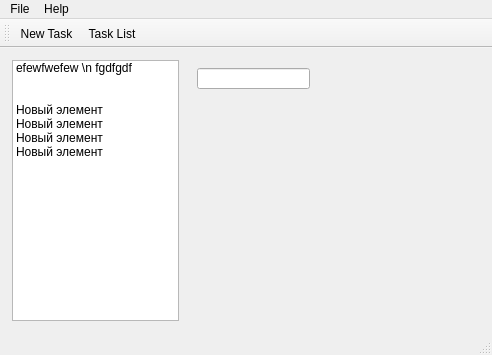
Old version of the form ui/mediasitedownloder.ui in the repository pussbb/QMediaSiteDownloader.
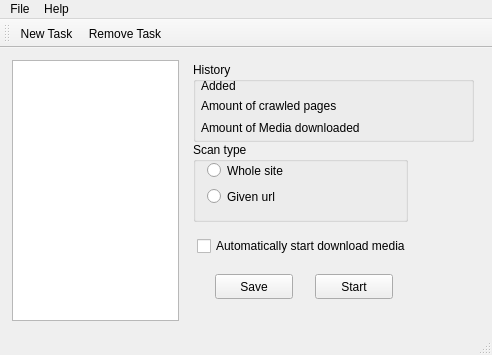
New version of the form. Icons and pictures are not drawn.

Commit message: main page ui

Patch:
```diff
--- a/ui/mediasitedownloder.ui
+++ b/ui/mediasitedownloder.ui
@@ -37,33 +37,6 @@
             <height>253</height>
            </size>
           </property>
-          <item>
-           <property name="text">
-            <string>efewfwefew \n fgdfgdf
-
-</string>
-           </property>
-          </item>
-          <item>
-           <property name="text">
-            <string>Новый элемент</string>
-           </property>
-          </item>
-          <item>
-           <property name="text">
-            <string>Новый элемент</string>
-           </property>
-          </item>
-          <item>
-           <property name="text">
-            <string>Новый элемент</string>
-           </property>
-          </item>
-          <item>
-           <property name="text">
-            <string>Новый элемент</string>
-           </property>
-          </item>
          </widget>
         </item>
         <item row="0" column="1">
@@ -74,14 +47,173 @@
             <height>253</height>
            </size>
           </property>
-          <widget class="QLineEdit" name="lineEdit">
+          <widget class="QGroupBox" name="scantype">
+           <property name="geometry">
+            <rect>
+             <x>8</x>
+             <y>82</y>
+             <width>215</width>
+             <height>80</height>
+            </rect>
+           </property>
+           <property name="title">
+            <string>Scan type</string>
+           </property>
+           <widget class="QRadioButton" name="scansite">
+            <property name="geometry">
+             <rect>
+              <x>14</x>
+              <y>18</y>
+              <width>189</width>
+              <height>21</height>
+             </rect>
+            </property>
+            <property name="text">
+             <string>Whole site</string>
+            </property>
+           </widget>
+           <widget class="QRadioButton" name="scanurl">
+            <property name="geometry">
+             <rect>
+              <x>14</x>
+              <y>44</y>
+              <width>187</width>
+              <height>21</height>
+             </rect>
+            </property>
+            <property name="text">
+             <string>Given url</string>
+            </property>
+           </widget>
+          </widget>
+          <widget class="QGroupBox" name="info">
+           <property name="geometry">
+            <rect>
+             <x>8</x>
+             <y>2</y>
+             <width>281</width>
+             <height>80</height>
+            </rect>
+           </property>
+           <property name="title">
+            <string>History</string>
+           </property>
+           <widget class="QLabel" name="label">
+            <property name="geometry">
+             <rect>
+              <x>8</x>
+              <y>16</y>
+              <width>65</width>
+              <height>16</height>
+             </rect>
+            </property>
+            <property name="text">
+             <string>Added</string>
+            </property>
+           </widget>
+           <widget class="QLabel" name="date_added">
+            <property name="geometry">
+             <rect>
+              <x>54</x>
+              <y>16</y>
+              <width>91</width>
+              <height>16</height>
+             </rect>
+            </property>
+            <property name="text">
+             <string>                </string>
+            </property>
+           </widget>
+           <widget class="QLabel" name="label_2">
+            <property name="geometry">
+             <rect>
+              <x>8</x>
+              <y>36</y>
+              <width>173</width>
+              <height>16</height>
+             </rect>
+            </property>
+            <property name="text">
+             <string>Amount of crawled pages</string>
+            </property>
+           </widget>
+           <widget class="QLabel" name="label_3">
+            <property name="geometry">
+             <rect>
+              <x>8</x>
+              <y>58</y>
+              <width>181</width>
+              <height>16</height>
+             </rect>
+            </property>
+            <property name="text">
+             <string>Amount of Media downloaded</string>
+            </property>
+           </widget>
+           <widget class="QLabel" name="pages_crawled">
+            <property name="geometry">
+             <rect>
+              <x>188</x>
+              <y>34</y>
+              <width>81</width>
+              <height>16</height>
+             </rect>
+            </property>
+            <property name="text">
+             <string>                           </string>
+            </property>
+           </widget>
+           <widget class="QLabel" name="mediadowned">
+            <property name="geometry">
+             <rect>
+              <x>220</x>
+              <y>58</y>
+              <width>56</width>
+              <height>15</height>
+             </rect>
+            </property>
+            <property name="text">
+             <string>                      </string>
+            </property>
+           </widget>
+          </widget>
+          <widget class="QCheckBox" name="autostartdown">
            <property name="geometry">
             <rect>
              <x>12</x>
-             <y>8</y>
-             <width>113</width>
-             <height>21</height>
+             <y>176</y>
+             <width>283</width>
+             <height>20</height>
             </rect>
+           </property>
+           <property name="text">
+            <string>Automatically start download media</string>
+           </property>
+          </widget>
+          <widget class="QPushButton" name="save_task_settings">
+           <property name="geometry">
+            <rect>
+             <x>30</x>
+             <y>214</y>
+             <width>78</width>
+             <height>25</height>
+            </rect>
+           </property>
+           <property name="text">
+            <string>Save</string>
+           </property>
+          </widget>
+          <widget class="QPushButton" name="startscan">
+           <property name="geometry">
+            <rect>
+             <x>130</x>
+             <y>214</y>
+             <width>78</width>
+             <height>25</height>
+            </rect>
+           </property>
+           <property name="text">
+            <string>Start</string>
            </property>
           </widget>
          </widget>
@@ -127,7 +259,7 @@
     <bool>false</bool>
    </attribute>
    <addaction name="actionNew_Task"/>
-   <addaction name="actionTask_List"/>
+   <addaction name="actionRemove_Task"/>
   </widget>
   <widget class="QStatusBar" name="statusBar"/>
   <action name="actionExit">
@@ -161,13 +293,13 @@
     <string>New Task</string>
    </property>
   </action>
-  <action name="actionTask_List">
+  <action name="actionRemove_Task">
    <property name="icon">
     <iconset resource="../resource/qmsd_main.qrc">
-     <normaloff>:/toolbar/task_ico</normaloff>:/toolbar/task_ico</iconset>
+     <normaloff>:/toolbar/Symbol-Restricted.png</normaloff>:/toolbar/Symbol-Restricted.png</iconset>
    </property>
    <property name="text">
-    <string>Task List</string>
+    <string>Remove Task</string>
    </property>
   </action>
  </widget>
```
The commit also changes 18 other files.
